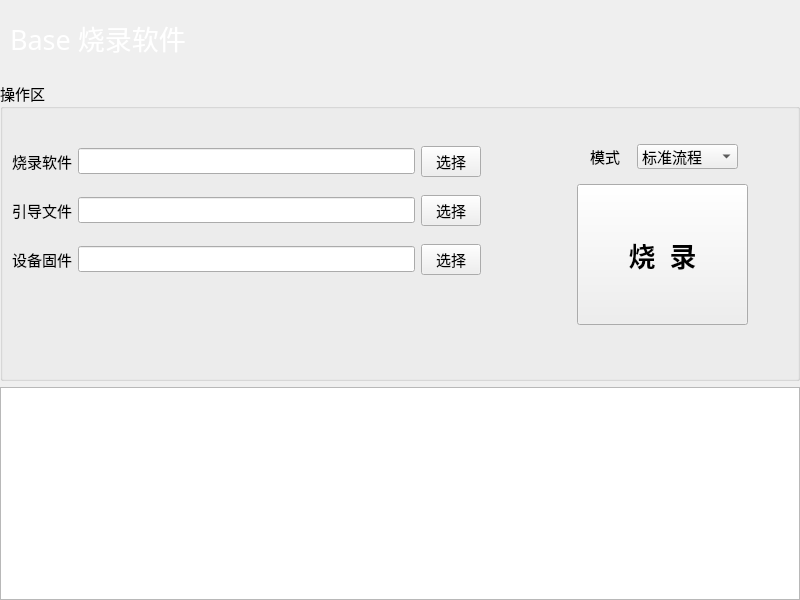
ChinaClever/ScalePoint, file Base-Fvt-Linux/Base-Fvt-Linux/mainwindow.ui: the form before one commit.
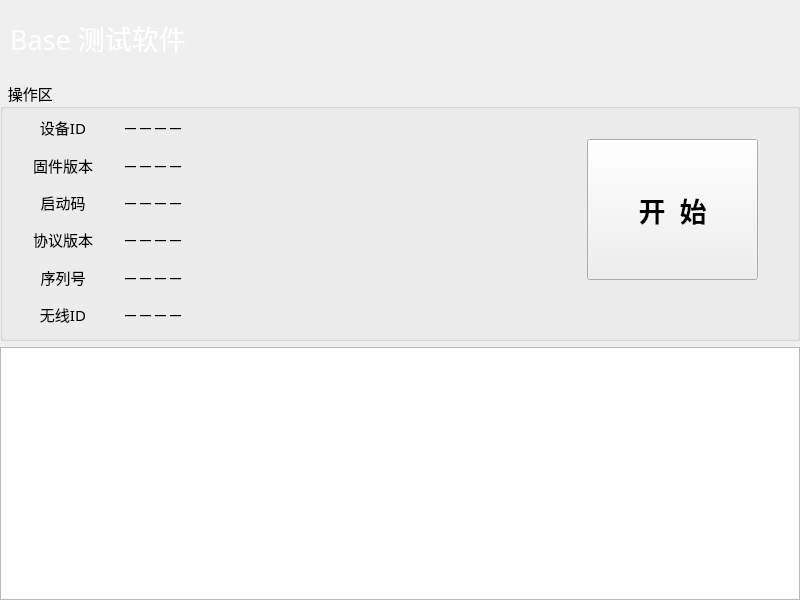
The form after the commit. Icons and pictures are not drawn.

Diff of the .ui file:
```diff
--- a/Base-Fvt-Linux/Base-Fvt-Linux/mainwindow.ui
+++ b/Base-Fvt-Linux/Base-Fvt-Linux/mainwindow.ui
@@ -11,7 +11,7 @@
    </rect>
   </property>
   <property name="windowTitle">
-   <string> Base烧毁软件</string>
+   <string> Base测试软件</string>
   </property>
   <property name="windowIcon">
    <iconset resource="images/image.qrc">
@@ -31,6 +31,9 @@
     <property name="bottomMargin">
      <number>0</number>
     </property>
+    <property name="spacing">
+     <number>6</number>
+    </property>
     <item row="0" column="0">
      <widget class="QWidget" name="barWid" native="true">
       <property name="minimumSize">
@@ -64,7 +67,7 @@
         <string notr="true">color: rgb(255, 255, 255);</string>
        </property>
        <property name="text">
-        <string>Base 烧录软件</string>
+        <string>Base 测试软件</string>
        </property>
        <property name="alignment">
         <set>Qt::AlignLeading|Qt::AlignLeft|Qt::AlignVCenter</set>
@@ -72,12 +75,31 @@
       </widget>
      </widget>
     </item>
-    <item row="1" column="0">
+    <item row="6" column="0">
+     <widget class="QPlainTextEdit" name="textEdit">
+      <property name="font">
+       <font>
+        <family>微软雅黑</family>
+        <pointsize>10</pointsize>
+       </font>
+      </property>
+      <property name="readOnly">
+       <bool>true</bool>
+      </property>
+     </widget>
+    </item>
+    <item row="5" column="0">
      <widget class="QGroupBox" name="groupBox">
       <property name="minimumSize">
        <size>
         <width>0</width>
-        <height>300</height>
+        <height>260</height>
+       </size>
+      </property>
+      <property name="maximumSize">
+       <size>
+        <width>16777215</width>
+        <height>260</height>
        </size>
       </property>
       <property name="font">
@@ -87,14 +109,14 @@
        </font>
       </property>
       <property name="title">
-       <string>操作区</string>
+       <string>  操作区</string>
       </property>
-      <layout class="QGridLayout" name="gridLayout_3">
+      <layout class="QGridLayout" name="gridLayout_2">
        <property name="leftMargin">
         <number>0</number>
        </property>
        <property name="topMargin">
-        <number>5</number>
+        <number>0</number>
        </property>
        <property name="rightMargin">
         <number>0</number>
@@ -102,60 +124,47 @@
        <property name="bottomMargin">
         <number>0</number>
        </property>
+       <property name="horizontalSpacing">
+        <number>0</number>
+       </property>
        <item row="0" column="0">
-        <widget class="QWidget" name="widget" native="true">
-         <property name="minimumSize">
-          <size>
-           <width>500</width>
-           <height>0</height>
-          </size>
-         </property>
-         <layout class="QGridLayout" name="gridLayout_2">
+        <widget class="QWidget" name="widget_2" native="true">
+         <layout class="QGridLayout" name="gridLayout_3">
+          <property name="leftMargin">
+           <number>0</number>
+          </property>
           <property name="topMargin">
-           <number>20</number>
+           <number>0</number>
           </property>
           <property name="rightMargin">
-           <number>70</number>
+           <number>0</number>
           </property>
           <property name="bottomMargin">
+           <number>5</number>
+          </property>
+          <property name="spacing">
            <number>0</number>
           </property>
           <item row="0" column="0">
-           <widget class="QLabel" name="label_2">
+           <widget class="QLabel" name="label">
             <property name="maximumSize">
              <size>
-              <width>70</width>
+              <width>120</width>
               <height>16777215</height>
              </size>
             </property>
             <property name="text">
-             <string>烧录软件</string>
+             <string>设备ID</string>
+            </property>
+            <property name="alignment">
+             <set>Qt::AlignCenter</set>
             </property>
            </widget>
           </item>
           <item row="0" column="1">
-           <widget class="QLineEdit" name="cmdEdit">
-            <property name="enabled">
-             <bool>true</bool>
-            </property>
-            <property name="font">
-             <font>
-              <family>微软雅黑 Light</family>
-              <pointsize>10</pointsize>
-             </font>
-            </property>
-           </widget>
-          </item>
-          <item row="0" column="2">
-           <widget class="QPushButton" name="cmdBtn">
-            <property name="maximumSize">
-             <size>
-              <width>60</width>
-              <height>16777215</height>
-             </size>
-            </property>
+           <widget class="QLabel" name="idLab">
             <property name="text">
-             <string>选择</string>
+             <string>－－－－</string>
             </property>
            </widget>
           </item>
@@ -163,115 +172,114 @@
            <widget class="QLabel" name="label_3">
             <property name="maximumSize">
              <size>
-              <width>70</width>
+              <width>120</width>
               <height>16777215</height>
              </size>
             </property>
             <property name="text">
-             <string>引导文件</string>
+             <string>固件版本</string>
+            </property>
+            <property name="alignment">
+             <set>Qt::AlignCenter</set>
             </property>
            </widget>
           </item>
           <item row="1" column="1">
-           <widget class="QLineEdit" name="blEdit">
-            <property name="enabled">
-             <bool>true</bool>
-            </property>
-            <property name="font">
-             <font>
-              <family>微软雅黑 Light</family>
-              <pointsize>10</pointsize>
-             </font>
-            </property>
-           </widget>
-          </item>
-          <item row="1" column="2">
-           <widget class="QPushButton" name="dlBtn">
-            <property name="maximumSize">
-             <size>
-              <width>60</width>
-              <height>16777215</height>
-             </size>
-            </property>
+           <widget class="QLabel" name="fwLab">
             <property name="text">
-             <string>选择</string>
+             <string>－－－－</string>
             </property>
            </widget>
           </item>
           <item row="2" column="0">
-           <widget class="QLabel" name="label_4">
+           <widget class="QLabel" name="label_6">
             <property name="maximumSize">
              <size>
-              <width>70</width>
+              <width>120</width>
               <height>16777215</height>
              </size>
             </property>
             <property name="text">
-             <string>设备固件</string>
+             <string>启动码</string>
+            </property>
+            <property name="alignment">
+             <set>Qt::AlignCenter</set>
             </property>
            </widget>
           </item>
           <item row="2" column="1">
-           <widget class="QLineEdit" name="fnEdit">
-            <property name="enabled">
-             <bool>true</bool>
+           <widget class="QLabel" name="bootLab">
+            <property name="text">
+             <string>－－－－</string>
             </property>
-            <property name="font">
-             <font>
-              <family>微软雅黑 Light</family>
-              <pointsize>10</pointsize>
-             </font>
-            </property>
            </widget>
           </item>
-          <item row="2" column="2">
-           <widget class="QPushButton" name="fnBtn">
+          <item row="3" column="0">
+           <widget class="QLabel" name="label_8">
             <property name="maximumSize">
              <size>
-              <width>60</width>
+              <width>120</width>
               <height>16777215</height>
              </size>
             </property>
             <property name="text">
-             <string>选择</string>
+             <string>协议版本</string>
             </property>
+            <property name="alignment">
+             <set>Qt::AlignCenter</set>
+            </property>
            </widget>
           </item>
-          <item row="3" column="0" colspan="3">
-           <widget class="QLabel" name="euiLab">
+          <item row="3" column="1">
+           <widget class="QLabel" name="protocolLab">
+            <property name="text">
+             <string>－－－－</string>
+            </property>
+           </widget>
+          </item>
+          <item row="4" column="0">
+           <widget class="QLabel" name="label_10">
             <property name="maximumSize">
              <size>
-              <width>16777215</width>
-              <height>25</height>
+              <width>120</width>
+              <height>16777215</height>
              </size>
             </property>
-            <property name="font">
-             <font>
-              <family>微软雅黑 Light</family>
-              <pointsize>11</pointsize>
-             </font>
+            <property name="text">
+             <string>序列号</string>
             </property>
+            <property name="alignment">
+             <set>Qt::AlignCenter</set>
+            </property>
+           </widget>
+          </item>
+          <item row="4" column="1">
+           <widget class="QLabel" name="snLab">
             <property name="text">
-             <string/>
+             <string>－－－－</string>
             </property>
            </widget>
           </item>
-          <item row="4" column="0" colspan="3">
-           <widget class="QLabel" name="codeLab">
+          <item row="5" column="0">
+           <widget class="QLabel" name="label_11">
             <property name="maximumSize">
              <size>
-              <width>16777215</width>
-              <height>25</height>
+              <width>120</width>
+              <height>16777215</height>
              </size>
             </property>
-            <property name="font">
-             <font>
-              <family>微软雅黑 Light</family>
-              <pointsize>11</pointsize>
-             </font>
+            <property name="text">
+             <string>无线ID</string>
             </property>
+            <property name="alignment">
+             <set>Qt::AlignCenter</set>
+            </property>
+           </widget>
+          </item>
+          <item row="5" column="1">
+           <widget class="QLabel" name="zigbeeLab">
             <property name="text">
-             <string/>
+             <string>－－－－</string>
             </property>
            </widget>
           </item>
@@ -279,18 +287,18 @@
         </widget>
        </item>
        <item row="0" column="1">
-        <widget class="QWidget" name="widget_2" native="true">
-         <property name="minimumSize">
+        <widget class="QWidget" name="widget" native="true">
+         <property name="maximumSize">
           <size>
-           <width>240</width>
-           <height>200</height>
+           <width>260</width>
+           <height>16777215</height>
           </size>
          </property>
          <widget class="QPushButton" name="startBtn">
           <property name="geometry">
            <rect>
-            <x>20</x>
-            <y>70</y>
+            <x>50</x>
+            <y>30</y>
             <width>171</width>
             <height>141</height>
            </rect>
@@ -304,50 +312,7 @@
            </font>
           </property>
           <property name="text">
-           <string>烧  录</string>
-          </property>
-         </widget>
-         <widget class="QComboBox" name="modelBox">
-          <property name="geometry">
-           <rect>
-            <x>80</x>
-            <y>30</y>
-            <width>101</width>
-            <height>25</height>
-           </rect>
-          </property>
-          <item>
-           <property name="text">
-            <string>标准流程</string>
-           </property>
-          </item>
-          <item>
-           <property name="text">
-            <string>引导文件</string>
-           </property>
-          </item>
-          <item>
-           <property name="text">
-            <string>应用文件</string>
-           </property>
-          </item>
-          <item>
-           <property name="text">
-            <string>令牌写入</string>
-           </property>
-          </item>
-         </widget>
-         <widget class="QLabel" name="label">
-          <property name="geometry">
-           <rect>
-            <x>33</x>
-            <y>32</y>
-            <width>41</width>
-            <height>20</height>
-           </rect>
-          </property>
-          <property name="text">
-           <string>模式</string>
+           <string>开  始</string>
           </property>
          </widget>
         </widget>
@@ -355,19 +320,6 @@
       </layout>
      </widget>
     </item>
-    <item row="2" column="0">
-     <widget class="QPlainTextEdit" name="textEdit">
-      <property name="font">
-       <font>
-        <family>微软雅黑</family>
-        <pointsize>10</pointsize>
-       </font>
-      </property>
-      <property name="readOnly">
-       <bool>true</bool>
-      </property>
-     </widget>
-    </item>
    </layout>
   </widget>
  </widget>
```
